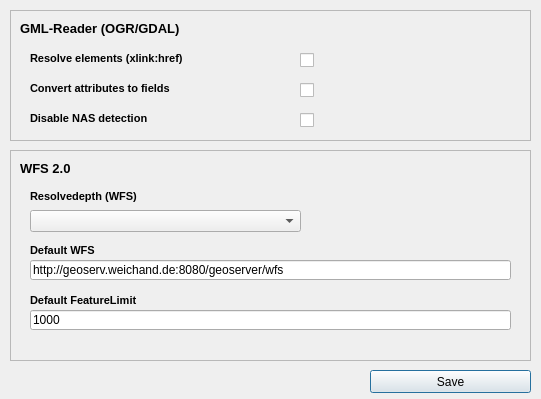
First picture: the form in ui_wfsclientconfig.ui, repository qgisinspiretools/qgis-wfs20-client-plugin, before the edit.
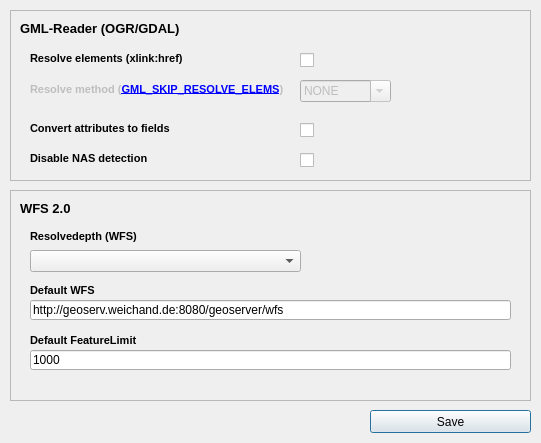
Second picture: the form after the edit.

Commit message: feature: Enable user-side configuration of xlink:href resolving

```diff
--- a/ui_wfsclientconfig.ui
+++ b/ui_wfsclientconfig.ui
@@ -7,7 +7,7 @@
     <x>0</x>
     <y>0</y>
     <width>541</width>
-    <height>399</height>
+    <height>443</height>
    </rect>
   </property>
   <property name="windowTitle">
@@ -20,7 +20,7 @@
    <property name="geometry">
     <rect>
      <x>370</x>
-     <y>370</y>
+     <y>410</y>
      <width>161</width>
      <height>23</height>
     </rect>
@@ -35,7 +35,7 @@
      <x>10</x>
      <y>10</y>
      <width>521</width>
-     <height>131</height>
+     <height>171</height>
     </rect>
    </property>
    <property name="frameShape">
@@ -48,7 +48,7 @@
     <property name="geometry">
      <rect>
       <x>290</x>
-      <y>70</y>
+      <y>110</y>
       <width>21</width>
       <height>20</height>
      </rect>
@@ -67,7 +67,7 @@
     <property name="geometry">
      <rect>
       <x>20</x>
-      <y>70</y>
+      <y>110</y>
       <width>261</width>
       <height>16</height>
      </rect>
@@ -146,7 +146,7 @@
     <property name="geometry">
      <rect>
       <x>20</x>
-      <y>100</y>
+      <y>140</y>
       <width>261</width>
       <height>16</height>
      </rect>
@@ -166,7 +166,7 @@
     <property name="geometry">
      <rect>
       <x>290</x>
-      <y>100</y>
+      <y>140</y>
       <width>21</width>
       <height>20</height>
      </rect>
@@ -184,6 +184,55 @@
      <bool>false</bool>
     </property>
    </widget>
+   <widget class="QComboBox" name="cmbGmlSkipResolveElems">
+    <property name="enabled">
+     <bool>false</bool>
+    </property>
+    <property name="geometry">
+     <rect>
+      <x>290</x>
+      <y>70</y>
+      <width>91</width>
+      <height>22</height>
+     </rect>
+    </property>
+    <property name="editable">
+     <bool>true</bool>
+    </property>
+    <item>
+     <property name="text">
+      <string>NONE</string>
+     </property>
+    </item>
+    <item>
+     <property name="text">
+      <string>HUGE</string>
+     </property>
+    </item>
+   </widget>
+   <widget class="QLabel" name="lblGmlSkipResolveElems">
+    <property name="enabled">
+     <bool>false</bool>
+    </property>
+    <property name="geometry">
+     <rect>
+      <x>20</x>
+      <y>70</y>
+      <width>261</width>
+      <height>20</height>
+     </rect>
+    </property>
+    <property name="font">
+     <font>
+      <pointsize>8</pointsize>
+      <weight>75</weight>
+      <bold>true</bold>
+     </font>
+    </property>
+    <property name="text">
+     <string>Resolve method (&lt;a href=&quot;https://gdal.org/drivers/vector/gml.html#gml-xlink-resolving&quot;&gt;GML_SKIP_RESOLVE_ELEMS&lt;/a&gt;)</string>
+    </property>
+   </widget>
    <zorder>lblAttributesToFields</zorder>
    <zorder>lblResolveXlinkHref</zorder>
    <zorder>lblGmlHeader</zorder>
@@ -196,7 +245,7 @@
    <property name="geometry">
     <rect>
      <x>10</x>
-     <y>150</y>
+     <y>190</y>
      <width>521</width>
      <height>211</height>
     </rect>
```
Left out of the diff: 2 changed lines with no effect on the pictures. The commit also changes 2 other files.
